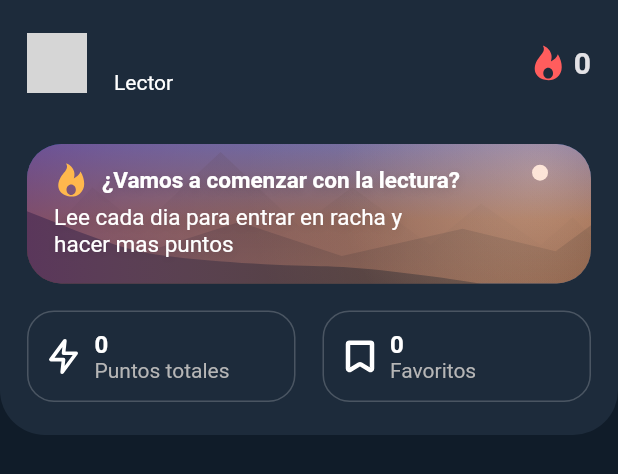
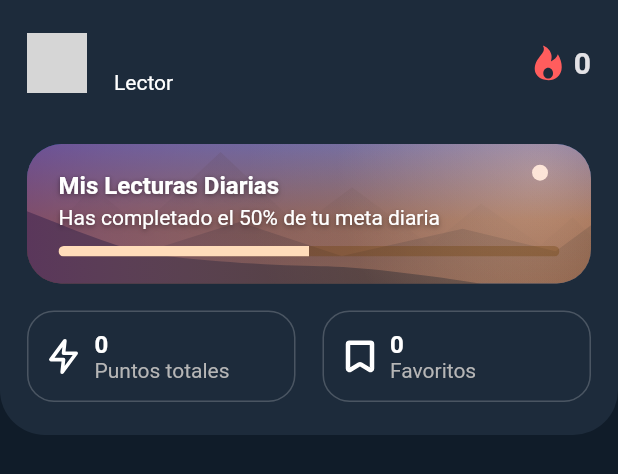
Before and after one commit to AccentioStudios/quinientas_historias_mobile, a Flutter app: the HeaderCard widget shown alone on an empty page, opened directly with empty values, on a phone screen of 412 x 824 dp. Shown: the top 474 px of the screen. Run offline on Flutter 3.47's test engine with Material 2 defaults, Android fonts, the phone set to English and light mode, and no system bars; our stand-ins replace auto_size_text, bloc, carousel_slider, device_info_plus, firebase_core, flutter_bloc and 4 more; accounts and stored records are empty; network calls fail; grey boxes are pictures that could not be loaded.

Commit message:
feat: add coverColor to story entity, updates to header card components, new story cover widget

```diff
--- a/lib/core/data/entities/story_entity.dart
+++ b/lib/core/data/entities/story_entity.dart
@@ -5,14 +5,14 @@ part 'story_entity.g.dart';
 
 @JsonSerializable()
 class Story {
-  Story({
-    required this.id,
-    required this.title,
-    this.readingTime,
-    this.content,
-    this.author,
-    this.coverUrl,
-  });
+  Story(
+      {required this.id,
+      required this.title,
+      this.readingTime,
+      this.content,
+      this.author,
+      this.coverUrl,
+      this.coverColor});
 
   factory Story.fromJson(Map<String, dynamic> json) => _$StoryFromJson(json);
   final String id;
@@ -21,5 +21,6 @@ class Story {
   final String? content;
   final Author? author;
   final String? coverUrl;
+  final String? coverColor;
   Map<String, dynamic> toJson() => _$StoryToJson(this);
 }
--- a/lib/core/theme/theme.dart
+++ b/lib/core/theme/theme.dart
@@ -17,6 +17,8 @@ class ThemeClass {
         background: readingBackgroundColor,
         secondary: secondaryColor,
         onSecondary: onSecondaryColor,
+        secondaryContainer: secondaryContainerColor,
+        onSecondaryContainer: onSecondaryContainerColor,
         tertiaryContainer: tertiaryContainerColor,
         onTertiaryContainer: onTertiaryContainerColor,
         onSurface: onSurfaceColor,
@@ -41,6 +43,8 @@ class ThemeClass {
         background: backgroundDarkColor,
         secondary: secondaryDarkColor,
         onSecondary: onSecondaryDarkColor,
+        secondaryContainer: secondaryContainerDarkColor,
+        onSecondaryContainer: onSecondaryContainerDarkColor,
         tertiaryContainer: tertiaryContainerDarkColor,
         onTertiaryContainer: onTertiaryContainerDarkColor,
         onSurface: onSurfaceDarkColor,
--- a/lib/features/home/ui/components/header_card_component.dart
+++ b/lib/features/home/ui/components/header_card_component.dart
@@ -1,9 +1,13 @@
 import 'package:flutter/material.dart';
+import 'package:quinientas_historias/core/data/entities/daily_challenge_entity.dart';
 
+import '../../../../core/data/entities/story_entity.dart';
+import '../../../../core/data/entities/story_progress_entity.dart';
 import '../../../../core/ui/widgets/padding_column.dart';
 import '../../../../core/ui/widgets/single_chip.dart';
 import '../../../../core/utils/constants.dart';
 import '../../../reading_module/daily_challenge/daily_challange_provider.dart';
+import '../../../reading_module/data/models/author_model.dart';
 import '../../bloc/cubit/home_cubit.dart';
 import '../widgets/hero_header_widget.dart';
 import '../widgets/home_app_bar.dart';
@@ -34,6 +38,68 @@ class HeaderCard extends StatelessWidget {
             HeroHeader(
               dayState: HeroHeaderDayState.day,
               onTap: () => _navigateToDailyChallenge(context),
+              dailyChallenge: DailyChallenge(
+                challenge: [
+                  StoryProgress(
+                    progress: 100,
+                    state: ReadingBookState.done,
+                    story: Story(
+                      id: '1',
+                      title: 'The Awesome Book',
+                      author: Author(
+                        id: '1',
+                        email: 'test@test.com',
+                        firstName: 'Lorem',
+                        lastName: 'Ipsum',
+                      ),
+                    ),
+                  ),
+                  StoryProgress(
+                    progress: 100,
+                    state: ReadingBookState.done,
+                    story: Story(
+                      id: '2',
+                      title: 'The Amazing Book',
+                      author: Author(
+                        id: '1',
+                        email: 'test@test.com',
+                        firstName: 'Lorem',
+                        lastName: 'Ipsum',
+                      ),
+                    ),
+                  ),
+                  StoryProgress(
+                    progress: 40,
+                    state: ReadingBookState.reading,
+                    story: Story(
+                      id: '3',
+                      title: 'The Spectacular Book',
+                      author: Author(
+                        id: '1',
+                        email: 'test@test.com',
+                        firstName: 'Lorem',
+                        lastName: 'Ipsum',
+                      ),
+                    ),
+                  ),
+                  StoryProgress(
+                    progress: 0,
+                    state: ReadingBookState.unread,
+                    story: Story(
+                      id: '4',
+                      title: 'The Friendly Book',
+                      author: Author(
+                        id: '1',
+                        email: 'test@test.com',
+                        firstName: 'Lorem',
+                        lastName: 'Ipsum',
+                      ),
+                    ),
+                  ),
+                ],
+                count: 4,
+                readed: 2,
+              ),
             ),
             const SizedBox(height: Constants.space18),
             _PointsRow(
--- a/lib/features/home/ui/widgets/hero_header_widget.dart
+++ b/lib/features/home/ui/widgets/hero_header_widget.dart
@@ -1,5 +1,6 @@
 import 'package:flutter/material.dart';
 import 'package:flutter_svg/svg.dart';
+import 'package:quinientas_historias/core/data/entities/daily_challenge_entity.dart';
 
 import '../../../../core/utils/constants.dart';
 
@@ -9,14 +10,13 @@ class HeroHeader extends StatelessWidget {
   const HeroHeader({
     Key? key,
     this.dayState = HeroHeaderDayState.day,
-    this.small = false,
+    this.dailyChallenge,
     this.onTap,
-    this.bookName,
   }) : super(key: key);
   final HeroHeaderDayState dayState;
-  final bool small;
+  final DailyChallenge? dailyChallenge;
   final GestureTapCallback? onTap;
-  final String? bookName;
+
   @override
   Widget build(BuildContext context) {
     return Container(
@@ -32,13 +32,19 @@ class HeroHeader extends StatelessWidget {
           fit: StackFit.expand,
           children: [
             buildBackgroundImage(),
-            small
-                ? buildContentInitial()
-                : buildContentChallangeOngoing(context),
+            ifDailyChallengeExists()
+                ? buildContentChallangeOngoing(context)
+                : buildContentInitial(),
           ],
         ),
       ),
     );
+  }
+
+  bool ifDailyChallengeExists() {
+    return dailyChallenge != null
+        ? dailyChallenge!.challenge.isNotEmpty
+        : false;
   }
 
   Widget buildBackgroundImage() {
@@ -65,9 +71,14 @@ class HeroHeader extends StatelessWidget {
   Widget buildContentInitial() {
     const textShadow = [
       Shadow(
+        offset: Offset(0.0, 1.0),
+        blurRadius: 3.0,
+        color: Color.fromARGB(92, 0, 0, 0),
+      ),
+      Shadow(
         offset: Offset(0.0, 2.0),
         blurRadius: 7.0,
-        color: Color.fromARGB(31, 0, 0, 0),
+        color: Color.fromARGB(38, 0, 0, 0),
       ),
     ];
     return Padding(
@@ -114,87 +125,83 @@ class HeroHeader extends StatelessWidget {
   Widget buildContentChallangeOngoing(BuildContext context) {
     const textShadow = [
       Shadow(
+        offset: Offset(0.0, 1.0),
+        blurRadius: 3.0,
+        color: Color.fromARGB(92, 0, 0, 0),
+      ),
+      Shadow(
         offset: Offset(0.0, 2.0),
         blurRadius: 7.0,
-        color: Color.fromARGB(31, 0, 0, 0),
+        color: Color.fromARGB(38, 0, 0, 0),
       ),
     ];
+
+    int completedPercentage =
+        calculatePercentage(dailyChallenge?.count, dailyChallenge?.readed);
     return Padding(
       padding: const EdgeInsets.symmetric(
-          vertical: Constants.space12, horizontal: Constants.space18),
+          vertical: Constants.space18, horizontal: Constants.space21),
       child: Column(
-        mainAxisAlignment: MainAxisAlignment.start,
+        mainAxisAlignment: MainAxisAlignment.spaceBetween,
         crossAxisAlignment: CrossAxisAlignment.start,
         children: [
-          Row(
+          Column(
+            crossAxisAlignment: CrossAxisAlignment.start,
             children: [
-              SizedBox(
-                width: 24,
-                height: 24,
-                child: SvgPicture.asset(
-                  'assets/icons/flame-icon.svg',
-                  color: const Color(0xFFFFB84D),
+              const Text(
+                'Mis Lecturas Diarias',
+                style: TextStyle(
+                  fontSize: 16,
+                  fontWeight: FontWeight.bold,
+                  shadows: textShadow,
                 ),
               ),
-              const SizedBox(width: Constants.space8),
-              const Text(
-                '¿Vamos a comenzar con la lectura?',
-                style: TextStyle(
-                  fontSize: 15,
-                  fontWeight: FontWeight.bold,
+              const SizedBox(height: Constants.space4),
+              Text(
+                'Has completado el $completedPercentage% de tu meta diaria',
+                style: const TextStyle(
+                  fontSize: 14,
                   shadows: textShadow,
                 ),
               ),
             ],
           ),
-          const SizedBox(height: Constants.space4),
-          const Text(
-            'Lee cada dia para entrar en racha y \nhacer mas puntos',
-            style: TextStyle(
-              fontSize: 15,
-              shadows: textShadow,
-            ),
-          ),
+          _ProgressBar(
+            completedPercentage: completedPercentage,
+          )
         ],
       ),
     );
+  }
+
+  int calculatePercentage(int? total, int? current) {
+    if (total != null && current != null) {
+      return (current * 100 ~/ total).toInt();
+    }
+    return 0;
   }
 }
 
 class _ProgressBar extends StatelessWidget {
   const _ProgressBar({Key? key, this.completedPercentage = 0})
       : super(key: key);
-  final double completedPercentage;
+  final int completedPercentage;
   @override
   Widget build(BuildContext context) {
-    const textShadow = [
-      Shadow(
-        offset: Offset(0.0, 2.0),
-        blurRadius: 7.0,
-        color: Color.fromARGB(31, 0, 0, 0),
-      ),
-    ];
     return Column(
       mainAxisAlignment: MainAxisAlignment.end,
       crossAxisAlignment: CrossAxisAlignment.end,
       children: [
-        Text(
-          'Has completado el ${completedPercentage.toInt()}% de tu meta diaria',
-          textAlign: TextAlign.right,
-          style: const TextStyle(
-            shadows: textShadow,
-            fontSize: 12,
-            fontWeight: FontWeight.bold,
-          ),
-        ),
-        const SizedBox(height: Constants.space8),
         ClipRRect(
           clipBehavior: Clip.antiAlias,
           borderRadius: Constants.borderRadius16,
           child: LinearProgressIndicator(
             minHeight: 7,
             value: completedPercentage / 100,
-            backgroundColor: Theme.of(context).colorScheme.primaryContainer,
+            backgroundColor: Theme.of(context)
+                .colorScheme
+                .secondaryContainer
+                .withOpacity(0.32),
             color: Theme.of(context).colorScheme.primary,
           ),
         ),
```
Also changed, not shown: lib/core/ui/widgets/story_cover.dart (added, +62 -0 lines), lib/core/utils/colors.dart (+22 -0 lines), lib/features/home/ui/pages/home.dart (+65 -0 lines), lib/core/data/entities/story_entity.g.dart.
